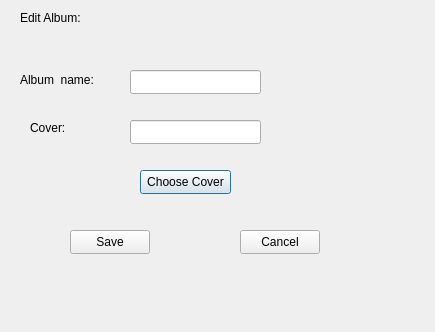
This is editalbumdialog.ui in Kiana-hash/MusicAppQt as Qt 5 draws it before an edit. The edited form follows.
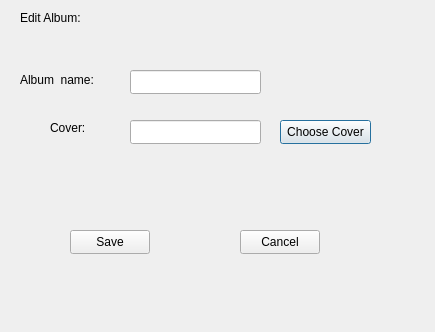
This is the edited form.

Commit message: addded listener dashboard interface

Diff of the .ui file:
```diff
--- a/editalbumdialog.ui
+++ b/editalbumdialog.ui
@@ -39,7 +39,7 @@
   <widget class="QLabel" name="label_2">
    <property name="geometry">
     <rect>
-     <x>30</x>
+     <x>50</x>
      <y>120</y>
      <width>49</width>
      <height>16</height>
@@ -65,8 +65,8 @@
   <widget class="QPushButton" name="chooseCoverButton">
    <property name="geometry">
     <rect>
-     <x>140</x>
-     <y>170</y>
+     <x>280</x>
+     <y>120</y>
      <width>91</width>
      <height>24</height>
     </rect>
```
The commit also changes 7 other files.
